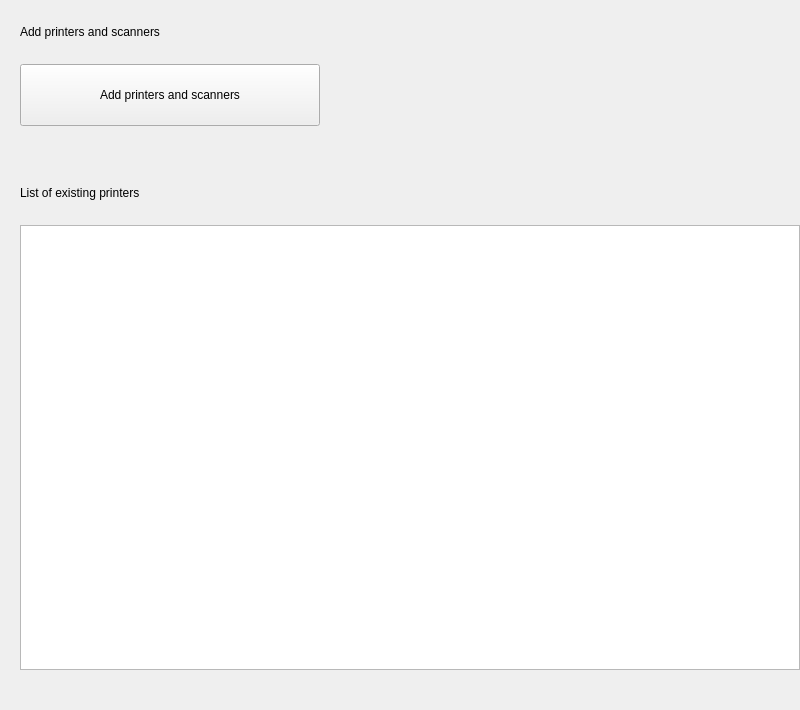
Old version of the form plugins/devices/printer/printer.ui in the repository ukui/ukui-control-center.
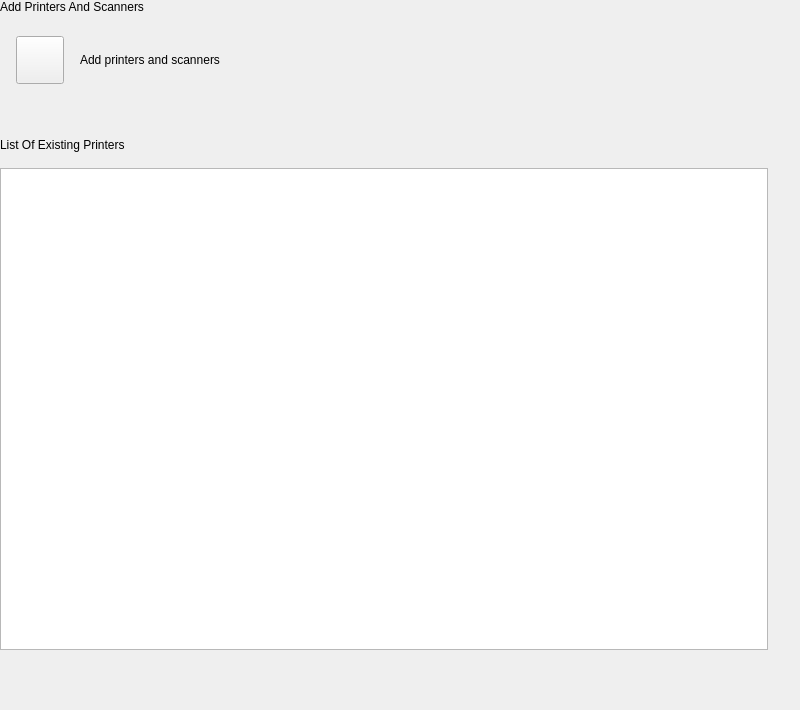
New version of the form.

The edit to the form file:
```diff
--- a/plugins/devices/printer/printer.ui
+++ b/plugins/devices/printer/printer.ui
@@ -12,14 +12,14 @@
   </property>
   <property name="minimumSize">
    <size>
-    <width>800</width>
-    <height>710</height>
+    <width>0</width>
+    <height>0</height>
    </size>
   </property>
   <property name="maximumSize">
    <size>
-    <width>800</width>
-    <height>710</height>
+    <width>16777215</width>
+    <height>16777215</height>
    </size>
   </property>
   <property name="windowTitle">
@@ -27,7 +27,7 @@
   </property>
   <layout class="QVBoxLayout" name="verticalLayout_2">
    <property name="spacing">
-    <number>0</number>
+    <number>16</number>
    </property>
    <property name="leftMargin">
     <number>0</number>
@@ -36,32 +36,13 @@
     <number>0</number>
    </property>
    <property name="rightMargin">
-    <number>0</number>
+    <number>32</number>
    </property>
    <property name="bottomMargin">
-    <number>0</number>
+    <number>60</number>
    </property>
    <item>
-    <widget class="QStackedWidget" name="StackedWidget">
-     <widget class="QWidget" name="Page1">
-      <layout class="QVBoxLayout" name="verticalLayout">
-       <property name="spacing">
-        <number>25</number>
-       </property>
-       <property name="leftMargin">
-        <number>20</number>
-       </property>
-       <property name="topMargin">
-        <number>25</number>
-       </property>
-       <property name="rightMargin">
-        <number>0</number>
-       </property>
-       <property name="bottomMargin">
-        <number>0</number>
-       </property>
-       <item>
-        <widget class="QLabel" name="label">
+    <widget class="QLabel" name="titleLabel">
          <property name="sizePolicy">
           <sizepolicy hsizetype="Fixed" vsizetype="Fixed">
            <horstretch>0</horstretch>
@@ -69,31 +50,77 @@
           </sizepolicy>
          </property>
          <property name="text">
-          <string>Add printers and scanners</string>
+      <string>Add Printers And Scanners</string>
          </property>
          <property name="scaledContents">
           <bool>true</bool>
          </property>
         </widget>
        </item>
+   <item>
+    <widget class="QWidget" name="addWidget" native="true">
+     <property name="minimumSize">
+      <size>
+       <width>0</width>
+       <height>60</height>
+      </size>
+     </property>
+     <property name="maximumSize">
+      <size>
+       <width>16777215</width>
+       <height>60</height>
+      </size>
+     </property>
+     <layout class="QHBoxLayout" name="horizontalLayout_2">
+      <property name="spacing">
+       <number>0</number>
+      </property>
+      <property name="leftMargin">
+       <number>0</number>
+      </property>
+      <property name="topMargin">
+       <number>0</number>
+      </property>
+      <property name="rightMargin">
+       <number>0</number>
+      </property>
+      <property name="bottomMargin">
+       <number>0</number>
+      </property>
        <item>
         <layout class="QHBoxLayout" name="horizontalLayout">
          <property name="spacing">
-          <number>0</number>
+         <number>16</number>
+        </property>
+        <property name="leftMargin">
+         <number>16</number>
          </property>
          <item>
-          <widget class="QToolButton" name="addBtn">
+         <widget class="QPushButton" name="addBtn">
            <property name="minimumSize">
             <size>
-             <width>300</width>
-             <height>62</height>
+            <width>48</width>
+            <height>48</height>
             </size>
            </property>
            <property name="maximumSize">
             <size>
-             <width>16777215</width>
-             <height>62</height>
-            </size>
+            <width>48</width>
+            <height>48</height>
+           </size>
+          </property>
+          <property name="text">
+           <string/>
+          </property>
+         </widget>
+        </item>
+        <item>
+         <widget class="QLabel" name="label_3">
+          <property name="sizePolicy">
+           <sizepolicy hsizetype="Fixed" vsizetype="Fixed">
+            <horstretch>0</horstretch>
+            <verstretch>0</verstretch>
+           </sizepolicy>
            </property>
            <property name="text">
             <string>Add printers and scanners</string>
@@ -115,6 +142,9 @@
          </item>
         </layout>
        </item>
+     </layout>
+    </widget>
+   </item>
        <item>
         <spacer name="verticalSpacer">
          <property name="orientation">
@@ -126,13 +156,13 @@
          <property name="sizeHint" stdset="0">
           <size>
            <width>20</width>
-           <height>35</height>
+       <height>32</height>
           </size>
          </property>
         </spacer>
        </item>
        <item>
-        <widget class="QLabel" name="label_2">
+    <widget class="QLabel" name="title2Label">
          <property name="sizePolicy">
           <sizepolicy hsizetype="Fixed" vsizetype="Fixed">
            <horstretch>0</horstretch>
@@ -140,39 +170,15 @@
           </sizepolicy>
          </property>
          <property name="text">
-          <string>List of existing printers</string>
+      <string>List Of Existing Printers</string>
          </property>
          <property name="scaledContents">
           <bool>true</bool>
          </property>
         </widget>
        </item>
-       <item>
-        <layout class="QHBoxLayout" name="deviceslistHLayout">
          <item>
           <widget class="QListWidget" name="listWidget"/>
-         </item>
-        </layout>
-       </item>
-       <item>
-        <spacer name="verticalSpacer_2">
-         <property name="orientation">
-          <enum>Qt::Vertical</enum>
-         </property>
-         <property name="sizeType">
-          <enum>QSizePolicy::Fixed</enum>
-         </property>
-         <property name="sizeHint" stdset="0">
-          <size>
-           <width>20</width>
-           <height>40</height>
-          </size>
-         </property>
-        </spacer>
-       </item>
-      </layout>
-     </widget>
-    </widget>
    </item>
   </layout>
  </widget>
```
Left out of the diff: 3 changed lines with no effect on the pictures. Lines whose indentation alone changed are shown as unchanged.
